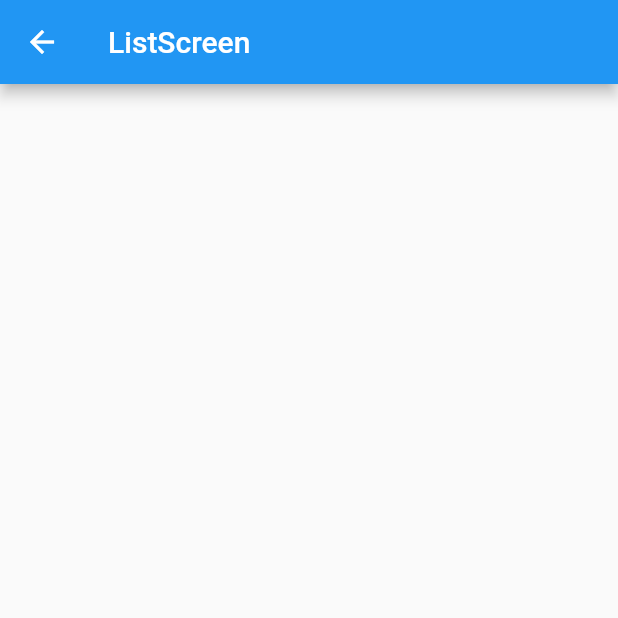
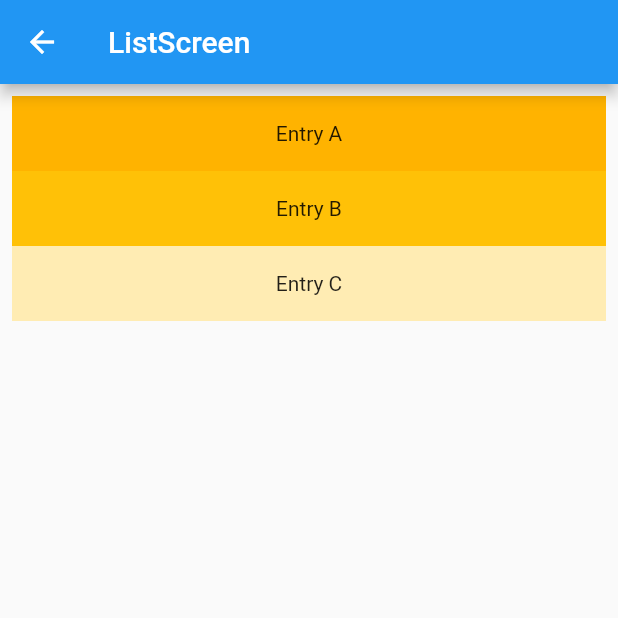
Before and after one commit to ramen2020/flutter_cheat, a Flutter app: the ListScreen screen opened directly, on a phone screen of 412 x 824 dp, the top half of it. Run offline on Flutter 3.47's test engine with Material 2 defaults, Android fonts, the light colour scheme and no system bars.

Commit message:
list作成

```diff
--- a/lib/screen/list/list_screen.dart
+++ b/lib/screen/list/list_screen.dart
@@ -7,22 +7,25 @@ class ListScreen extends StatefulWidget {
 }
 
 class _ListScreenState extends State<ListScreen> {
-  List<String> list = [];
+  final List<String> entries = <String>['A', 'B', 'C'];
+  final List<int> colorCodes = <int>[600, 500, 100];
 
   @override
   Widget build(BuildContext context) {
     return Scaffold(
-        appBar: AppBar(
-          title: const Text('ListScreen'),
-        ),
-        body: Column(
-            crossAxisAlignment: CrossAxisAlignment.stretch,
-            mainAxisSize: MainAxisSize.max,
-            children: <Widget>[
-            //   Expanded(
-            //       // これ重要
-            //       child:
-            // )
-            ]));
+      appBar: AppBar(
+        title: const Text('ListScreen'),
+      ),
+      body: ListView.builder(
+          padding: const EdgeInsets.all(8),
+          itemCount: entries.length,
+          itemBuilder: (BuildContext context, int index) {
+            return Container(
+              height: 50,
+              color: Colors.amber[colorCodes[index]],
+              child: Center(child: Text('Entry ${entries[index]}')),
+            );
+          }),
+    );
   }
 }
```
